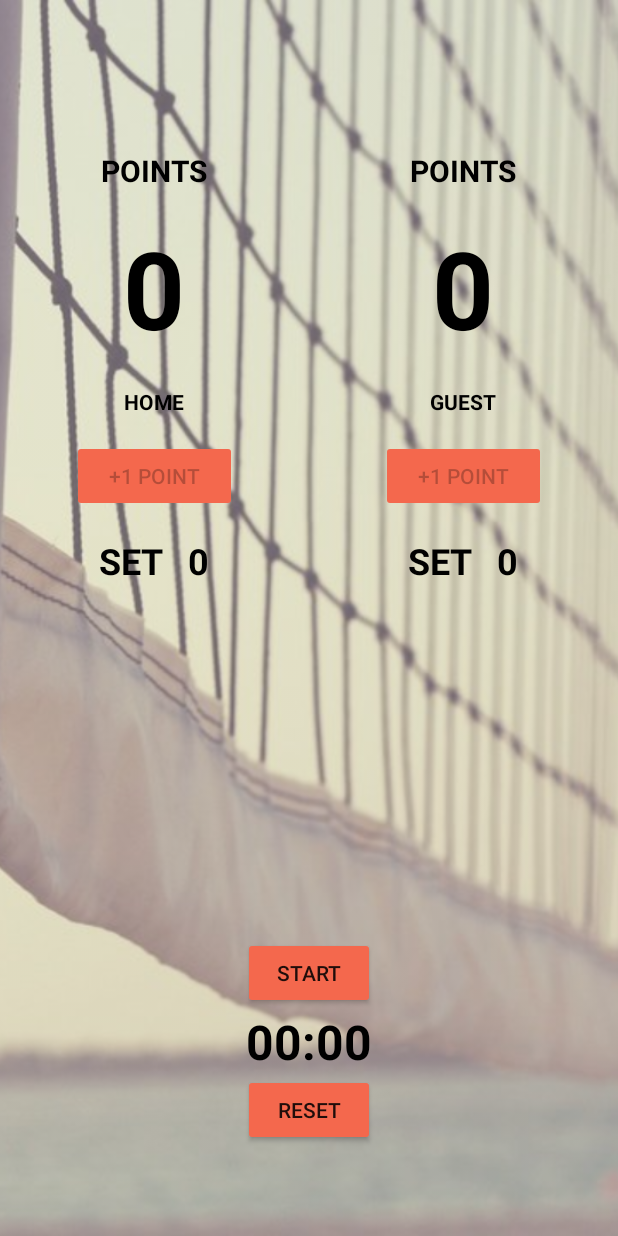
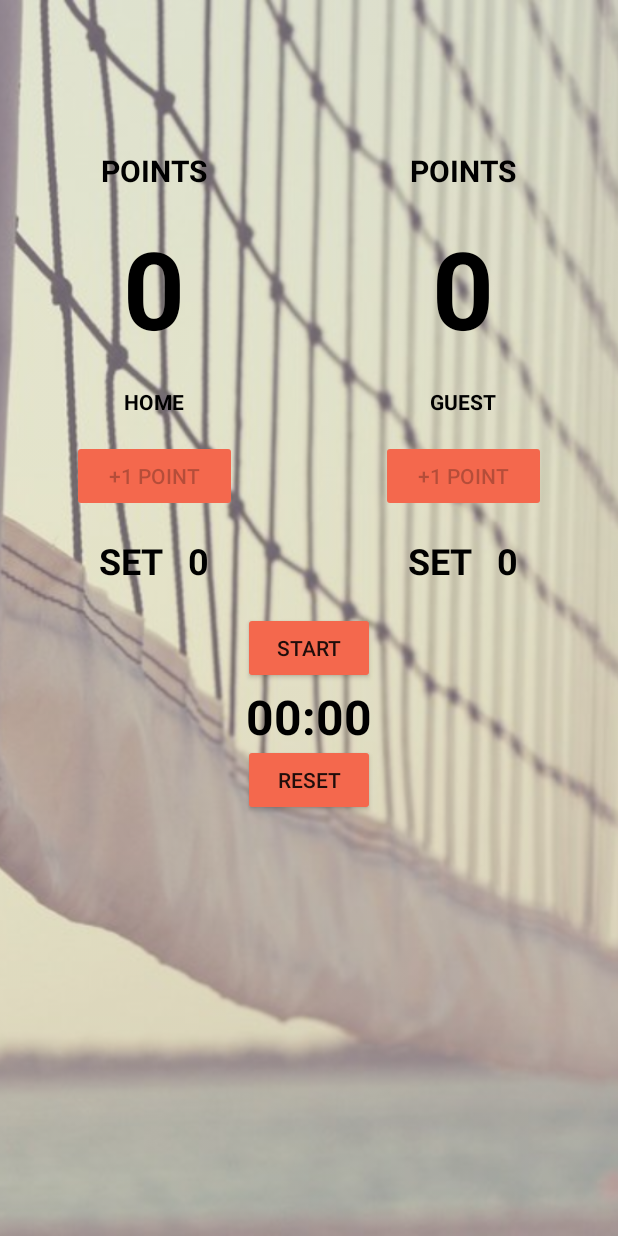
Before and after one commit to nagheli/VolleyScoreApp, an Android app: the screen it shows after launch (MainActivity), on a phone screen of 412 x 824 dp. Run offline under Robolectric (Android 15) with nearby library versions, the phone set to English and light mode, and no system bars.

Commit message:
final
final

```diff
--- a/app/src/main/res/layout-land/activity_main.xml
+++ b/app/src/main/res/layout-land/activity_main.xml
@@ -1,10 +1,16 @@
 <?xml version="1.0" encoding="utf-8"?>
-<RelativeLayout
+
+<ScrollView
     xmlns:android="http://schemas.android.com/apk/res/android"
     xmlns:tools="http://schemas.android.com/tools"
     android:layout_width="match_parent"
     android:layout_height="match_parent"
     tools:context="com.example.ioana.volleyscoreapp.MainActivity">
+
+
+<RelativeLayout
+    android:layout_width="match_parent"
+    android:layout_height="match_parent">
 
 
     <ImageView
@@ -197,7 +203,7 @@
         android:id="@+id/endGame"
         android:layout_width="wrap_content"
         android:layout_height="wrap_content"
-        android:layout_above="@id/buttonStart"
+        android:layout_below="@id/buttonReset"
         android:text=""
         android:textAllCaps="true"
         android:textColor="@color/endGame"
@@ -214,9 +220,10 @@
         android:id="@+id/buttonStart"
         android:layout_width="wrap_content"
         android:layout_height="wrap_content"
-        android:layout_above="@+id/clockTimer"
         android:layout_alignLeft="@+id/buttonReset"
         android:layout_alignStart="@+id/buttonReset"
+        android:layout_below="@+id/points_linear_layout"
+        android:layout_marginTop="@dimen/dim35"
         android:text="@string/start" />
 
 
@@ -224,18 +231,19 @@
         android:id="@+id/buttonReset"
         android:layout_width="wrap_content"
         android:layout_height="wrap_content"
-        android:layout_alignParentBottom="true"
-        android:layout_centerInParent="true"
-        android:layout_marginBottom="@dimen/dim30"
+        android:layout_below="@+id/points_linear_layout"
+        android:layout_centerHorizontal="true"
+        android:layout_marginTop="@dimen/dim137"
         android:text="@string/reset" />
 
     <Chronometer
         android:id="@+id/clockTimer"
         android:layout_width="wrap_content"
         android:layout_height="wrap_content"
-        android:layout_above="@+id/buttonReset"
+        android:layout_below="@+id/buttonStart"
         android:layout_centerHorizontal="true"
         android:textColor="@color/colorPrimary"
         android:textSize="@dimen/dim32"
         android:textStyle="bold" />
 </RelativeLayout>
+</ScrollView>
--- a/app/src/main/res/layout/activity_main.xml
+++ b/app/src/main/res/layout/activity_main.xml
@@ -17,6 +17,18 @@
         android:alpha="0.65"
         android:scaleType="centerCrop"
         android:src="@drawable/rsz_volley" />
+
+    <ScrollView
+        android:layout_width="match_parent"
+        android:layout_height="match_parent">
+
+
+    <RelativeLayout
+    android:layout_width="match_parent"
+    android:layout_height="match_parent">
+
+
+
 
     <LinearLayout
         android:id="@+id/points_linear_layout"
@@ -199,7 +211,7 @@
         android:id="@+id/endGame"
         android:layout_width="wrap_content"
         android:layout_height="wrap_content"
-        android:layout_above="@id/buttonStart"
+        android:layout_below="@id/buttonReset"
         android:layout_centerHorizontal="true"
         android:shadowColor="@color/colorPrimary"
         android:shadowDx="6"
@@ -216,9 +228,10 @@
             android:id="@+id/buttonStart"
             android:layout_width="wrap_content"
             android:layout_height="wrap_content"
-        android:layout_above="@+id/clockTimer"
             android:layout_alignLeft="@+id/buttonReset"
             android:layout_alignStart="@+id/buttonReset"
+            android:layout_below="@+id/points_linear_layout"
+            android:layout_marginTop="18dp"
             android:text="@string/start" />
 
 
@@ -226,18 +239,21 @@
             android:id="@+id/buttonReset"
             android:layout_width="wrap_content"
             android:layout_height="wrap_content"
-        android:layout_alignParentBottom="true"
-        android:layout_centerInParent="true"
-        android:layout_marginBottom="@dimen/dim60"
+            android:layout_below="@+id/points_linear_layout"
+            android:layout_centerHorizontal="true"
+            android:layout_marginTop="106dp"
             android:text="@string/reset" />
 
         <Chronometer
             android:id="@+id/clockTimer"
             android:layout_width="wrap_content"
             android:layout_height="wrap_content"
-        android:layout_above="@+id/buttonReset"
+            android:layout_below="@+id/buttonStart"
             android:layout_centerHorizontal="true"
             android:textColor="@color/colorPrimary"
             android:textSize="@dimen/dim32"
             android:textStyle="bold" />
 </RelativeLayout>
+
+    </ScrollView>
+</RelativeLayout>
--- a/app/src/main/res/values/dimen.xml
+++ b/app/src/main/res/values/dimen.xml
@@ -8,7 +8,9 @@
     <dimen name="dim60">60dp</dimen>
     <dimen name="dim100">100dp</dimen>
     <dimen name="dim125">125dp</dimen>
-
+    <dimen name="dim15">15dp</dimen>
+    <dimen name="dim35">35dp</dimen>
+    <dimen name="dim137">137dp</dimen>
     <dimen name="dim14">14sp</dimen>
     <dimen name="dim20">20sp</dimen>
     <dimen name="dim32">32sp</dimen>
```
Also changed, not shown: app/src/main/java/com/example/ioana/volleyscoreapp/MainActivity.java (+7 -0 lines), app/src/main/res/drawable/mute.png (added), app/src/main/res/drawable/sound.png (added). Lines whose indentation alone changed are shown as unchanged.
